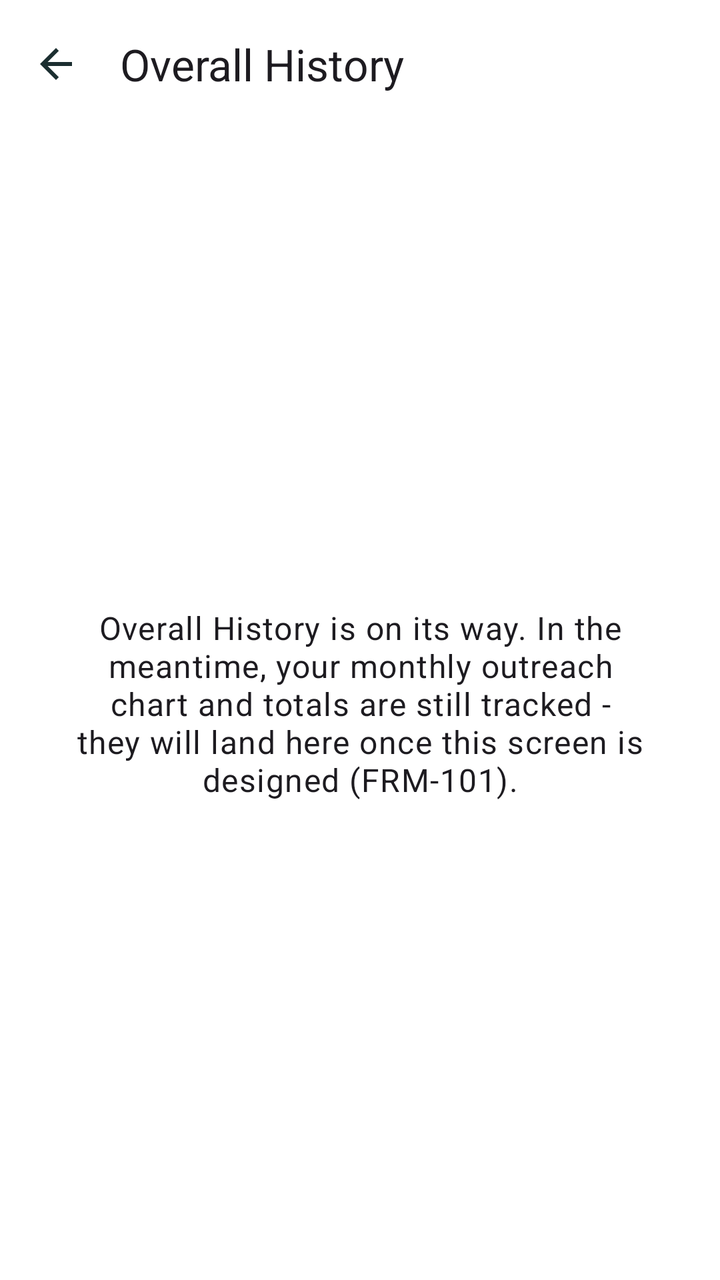
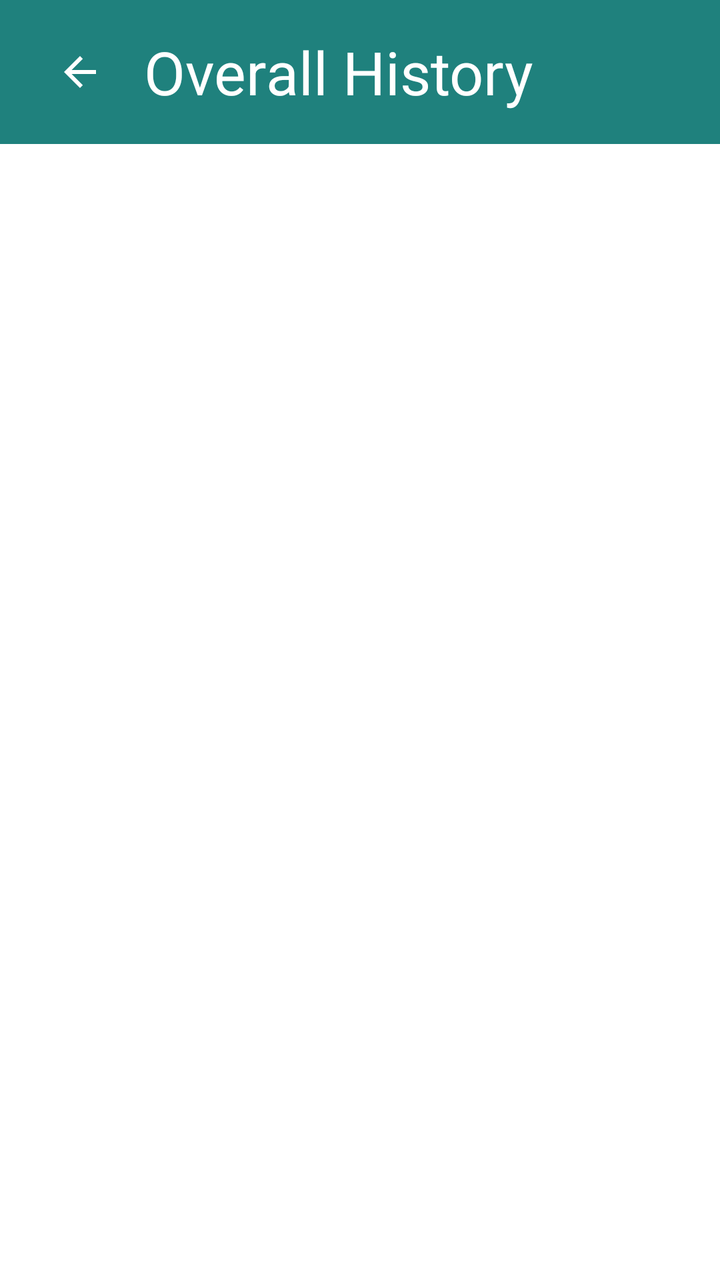

Two renders of the same Android screen: before a commit and after it. Below are the layout's source before the change and the commit's diff.
<!-- AndroidManifest.xml: application theme Theme.FriendMinder -->
<!-- res/layout/fragment_overall_history.xml -->
<?xml version="1.0" encoding="utf-8"?>
<LinearLayout xmlns:android="http://schemas.android.com/apk/res/android"
    xmlns:app="http://schemas.android.com/apk/res-auto"
    android:layout_width="match_parent"
    android:layout_height="match_parent"
    android:orientation="vertical">

    <com.google.android.material.appbar.MaterialToolbar
        android:id="@+id/toolbar"
        android:layout_width="match_parent"
        android:layout_height="?attr/actionBarSize"
        app:title="@string/title_overall_history"
        app:navigationIcon="@drawable/ic_arrow_back" />

    <LinearLayout
        android:layout_width="match_parent"
        android:layout_height="0dp"
        android:layout_weight="1"
        android:orientation="vertical"
        android:gravity="center"
        android:padding="@dimen/fm_space_8">

        <TextView
            android:layout_width="wrap_content"
            android:layout_height="wrap_content"
            android:gravity="center"
            android:text="@string/label_overall_history_stub"
            android:textAppearance="?attr/textAppearanceBodyLarge" />
    </LinearLayout>
</LinearLayout>
<!-- resources referenced by this layout -->
<resources>
  <dimen name="fm_space_8">32dp</dimen>
  <!-- drawable ic_arrow_back (drawable) -->
  <vector xmlns:android="http://schemas.android.com/apk/res/android"
      android:width="24dp"
      android:height="24dp"
      android:viewportWidth="24"
      android:viewportHeight="24"
      android:tint="?attr/colorOnSurface">
      <path
          android:fillColor="@android:color/white"
          android:pathData="M20,11H7.83l5.59,-5.59L12,4l-8,8 8,8 1.41,-1.41L7.83,13H20v-2z" />
  </vector>
  <string name="label_overall_history_stub">Overall History is on its way. In the meantime, your monthly outreach chart and totals are still tracked - they will land here once this screen is designed (FRM-101).</string>
  <string name="title_overall_history">Overall History</string>
  <color name="fm_primary">#1F817D</color>
  <color name="fm_on_primary">#FFFFFF</color>
  <color name="fm_primary_container">#B0E8E6</color>
  <color name="fm_on_primary_container">#195556</color>
  <color name="fm_secondary">#5ABBEB</color>
  <color name="fm_on_secondary">#0A2E31</color>
  <color name="fm_secondary_container">#D6EBF8</color>
  <color name="fm_on_secondary_container">#0A2E31</color>
  <color name="fm_surface">#FFFFFF</color>
  <color name="fm_ink">#1B2E30</color>
  <color name="fm_surface_variant">#D3E9F4</color>
  <color name="fm_ink_dim">#4C6A6E</color>
  <color name="fm_outline">#5A8A92</color>
  <color name="fm_divider">#CFE7EA</color>
  <color name="fm_error">#B3261E</color>
  <color name="fm_error_container">#F9DEDC</color>
  <color name="fm_on_error_container">#410E0B</color>
  <!-- unchanged entries left out for length: 1 -->
</resources>

<!-- the commit's change to res/layout/fragment_overall_history.xml (unified diff, before → after) -->
@@ -1,30 +1,205 @@
 <?xml version="1.0" encoding="utf-8"?>
-<LinearLayout xmlns:android="http://schemas.android.com/apk/res/android"
+<FrameLayout xmlns:android="http://schemas.android.com/apk/res/android"
     xmlns:app="http://schemas.android.com/apk/res-auto"
     android:layout_width="match_parent"
     android:layout_height="match_parent"
-    android:orientation="vertical">
-
-    <com.google.android.material.appbar.MaterialToolbar
-        android:id="@+id/toolbar"
-        android:layout_width="match_parent"
-        android:layout_height="?attr/actionBarSize"
-        app:title="@string/title_overall_history"
-        app:navigationIcon="@drawable/ic_arrow_back" />
+    android:background="@color/fm_surface">
 
     <LinearLayout
         android:layout_width="match_parent"
-        android:layout_height="0dp"
-        android:layout_weight="1"
-        android:orientation="vertical"
-        android:gravity="center"
-        android:padding="@dimen/fm_space_8">
-
-        <TextView
-            android:layout_width="wrap_content"
+        android:layout_height="match_parent"
+        android:orientation="vertical">
+
+        <LinearLayout
+            android:id="@+id/headerContainer"
+            android:layout_width="match_parent"
             android:layout_height="wrap_content"
-            android:gravity="center"
-            android:text="@string/label_overall_history_stub"
-            android:textAppearance="?attr/textAppearanceBodyLarge" />
+            android:orientation="vertical"
+            android:background="@color/fm_header">
+
+            
+            <View
+                android:id="@+id/statusBarSpacer"
+                android:layout_width="match_parent"
+                android:layout_height="0dp" />
+
+            <FrameLayout
+                android:layout_width="match_parent"
+                android:layout_height="@dimen/fm_home_header_height">
+
+                
+                <ImageButton
+                    android:id="@+id/backButton"
+                    android:layout_width="48dp"
+                    android:layout_height="48dp"
+                    android:layout_gravity="start|center_vertical"
+                    android:layout_marginStart="16dp"
+                    android:padding="12dp"
+                    android:background="?attr/selectableItemBackgroundBorderless"
+                    android:src="@drawable/ic_arrow_back"
+                    app:tint="@color/fm_on_primary"
+                    android:contentDescription="@string/content_desc_back" />
+
+                
+                <TextView
+                    android:id="@+id/headerTitle"
+                    android:layout_width="wrap_content"
+                    android:layout_height="wrap_content"
+                    android:layout_gravity="start|center_vertical"
+                    android:layout_marginStart="72dp"
+                    android:layout_marginEnd="@dimen/fm_space_6"
+                    android:text="@string/title_overall_history"
+                    android:textColor="@color/fm_on_primary"
+                    android:textSize="@dimen/fm_header_title_size"
+                    android:maxLines="1"
+                    android:ellipsize="end" />
+            </FrameLayout>
+        </LinearLayout>
+
+        <FrameLayout
+            android:layout_width="match_parent"
+            android:layout_height="0dp"
+            android:layout_weight="1">
+
+            <ProgressBar
+                android:id="@+id/loadingIndicator"
+                android:layout_width="wrap_content"
+                android:layout_height="wrap_content"
+                android:layout_gravity="center"
+                android:visibility="gone" />
+
+            <ScrollView
+                android:id="@+id/contentScroll"
+                android:layout_width="match_parent"
+                android:layout_height="match_parent"
+                android:clipToPadding="false"
+                android:visibility="gone">
+
+                <LinearLayout
+                    android:layout_width="match_parent"
+                    android:layout_height="wrap_content"
+                    android:orientation="vertical"
+                    android:paddingStart="@dimen/fm_space_6"
+                    android:paddingEnd="@dimen/fm_space_6"
+                    android:paddingBottom="@dimen/fm_space_8">
+
+                    
+                    <LinearLayout
+                        android:id="@+id/keyMetricBlock"
+                        android:layout_width="match_parent"
+                        android:layout_height="wrap_content"
+                        android:layout_marginTop="@dimen/fm_space_8"
+                        android:orientation="vertical"
+                        android:background="@drawable/bg_key_metric_accent"
+                        android:padding="@dimen/fm_space_6"
+                        android:focusable="true"
+                        android:importantForAccessibility="yes">
+
+                        
+                        <TextView
+                            android:id="@+id/keyMetricFigure"
+                            android:layout_width="match_parent"
+                            android:layout_height="wrap_content"
+                            android:fontFamily="sans-serif-medium"
+                            android:textSize="48sp"
+                            android:textColor="@color/fm_heading"
+                            android:importantForAccessibility="no" />
+
+                        <TextView
+                            android:id="@+id/keyMetricLabel"
+                            android:layout_width="match_parent"
+                            android:layout_height="wrap_content"
+                            android:layout_marginTop="@dimen/fm_space_1"
+                            android:textSize="16sp"
+                            android:textColor="@color/fm_ink_dim"
+                            android:importantForAccessibility="no" />
+                    </LinearLayout>
+
+                    
+                    <TextView
+                        android:id="@+id/chartSectionLabel"
+                        android:layout_width="wrap_content"
+                        android:layout_height="wrap_content"
+                        android:layout_marginTop="@dimen/fm_space_8"
+                        android:text="@string/label_overall_history_chart_header"
+                        android:textAllCaps="true"
+                        android:textStyle="bold"
+                        android:letterSpacing="0.08"
+                        android:textSize="13sp"
+                        android:textColor="@color/fm_heading" />
+
+                    <com.example.friendminder.ui.dashboard.BarChartView
+                        android:id="@+id/monthlyChart"
+                        android:layout_width="match_parent"
+                        android:layout_height="160dp"
+                        android:layout_marginTop="@dimen/fm_space_2" />
+
+                    
+                    <LinearLayout
+                        android:id="@+id/streaksSection"
+                        android:layout_width="match_parent"
+                        android:layout_height="wrap_content"
+                        android:layout_marginTop="@dimen/fm_space_8"
+                        android:orientation="vertical">
+
+                        <TextView
+                            android:layout_width="wrap_content"
+                            android:layout_height="wrap_content"
+                            android:text="@string/label_overall_history_streaks_header"
+                            android:textAllCaps="true"
+                            android:textStyle="bold"
+                            android:letterSpacing="0.08"
+                            android:textSize="13sp"
+                            android:textColor="@color/fm_heading" />
+
+                        <LinearLayout
+                            android:id="@+id/streaksContainer"
+                            android:layout_width="match_parent"
+                            android:layout_height="wrap_content"
+                            android:layout_marginTop="@dimen/fm_space_2"
+                            android:orientation="vertical" />
+                    </LinearLayout>
+                </LinearLayout>
+            </ScrollView>
+
+            
+            <LinearLayout
+                android:id="@+id/emptyStateGroup"
+                android:layout_width="match_parent"
+                android:layout_height="wrap_content"
+                android:layout_gravity="center"
+                android:orientation="vertical"
+                android:gravity="center"
+                android:paddingStart="@dimen/fm_space_8"
+                android:paddingEnd="@dimen/fm_space_8"
+                android:visibility="gone">
+
+                <ImageView
+                    android:layout_width="96dp"
+                    android:layout_height="96dp"
+                    android:src="@drawable/ic_nav_history_outline"
+                    android:alpha="0.4"
+                    android:importantForAccessibility="no" />
+
+                <TextView
+                    android:layout_width="wrap_content"
+                    android:layout_height="wrap_content"
+                    android:layout_marginTop="@dimen/fm_space_8"
+                    android:fontFamily="sans-serif-medium"
+                    android:textSize="22sp"
+                    android:textColor="@color/fm_heading"
+                    android:gravity="center"
+                    android:text="@string/label_overall_history_empty_headline" />
+
+                <TextView
+                    android:layout_width="wrap_content"
+                    android:layout_height="wrap_content"
+                    android:layout_marginTop="@dimen/fm_space_2"
+                    android:textSize="16sp"
+                    android:textColor="@color/fm_ink_dim"
+                    android:gravity="center"
+                    android:text="@string/label_overall_history_empty_body" />
+            </LinearLayout>
+        </FrameLayout>
     </LinearLayout>
-</LinearLayout>
+</FrameLayout>
<!-- resource entries referenced after the edit -->
@@ -1,6 +1,15 @@
 <!-- resources referenced by this layout -->
 <resources>
+  <color name="fm_header">#1F817D</color>
+  <color name="fm_heading">#195556</color>
   <dimen name="fm_space_8">32dp</dimen>
+  <!-- drawable bg_key_metric_accent (drawable) -->
+  <?xml version="1.0" encoding="utf-8"?>
+  <shape xmlns:android="http://schemas.android.com/apk/res/android"
+      android:shape="rectangle">
+      <solid android:color="@color/fm_surface_accent" />
+      <corners android:radius="16dp" />
+  </shape>
   <!-- drawable ic_arrow_back (drawable) -->
   <vector xmlns:android="http://schemas.android.com/apk/res/android"
       android:width="24dp"
@@ -12,8 +21,36 @@
           android:fillColor="@android:color/white"
           android:pathData="M20,11H7.83l5.59,-5.59L12,4l-8,8 8,8 1.41,-1.41L7.83,13H20v-2z" />
   </vector>
-  <string name="label_overall_history_stub">Overall History is on its way. In the meantime, your monthly outreach chart and totals are still tracked - they will land here once this screen is designed (FRM-101).</string>
+  <!-- drawable ic_nav_history_outline (drawable) -->
+  <?xml version="1.0" encoding="utf-8"?>
+  <vector xmlns:android="http://schemas.android.com/apk/res/android"
+      android:width="24dp"
+      android:height="24dp"
+      android:viewportWidth="24"
+      android:viewportHeight="24">
+      <path
+          android:pathData="M4,13 L8,13 L8,19 L4,19 Z"
+          android:strokeColor="@color/fm_ink_dim"
+          android:strokeWidth="1.6"
+          android:fillColor="#00000000" />
+      <path
+          android:pathData="M10,8 L14,8 L14,19 L10,19 Z"
+          android:strokeColor="@color/fm_ink_dim"
+          android:strokeWidth="1.6"
+          android:fillColor="#00000000" />
+      <path
+          android:pathData="M16,11 L20,11 L20,19 L16,19 Z"
+          android:strokeColor="@color/fm_ink_dim"
+          android:strokeWidth="1.6"
+          android:fillColor="#00000000" />
+  </vector>
+  <string name="content_desc_back">Back</string>
+  <string name="label_overall_history_chart_header">Monthly outreach</string>
+  <string name="label_overall_history_empty_body">Log an outreach or two and your history will build up here.</string>
+  <string name="label_overall_history_empty_headline">Nothing to show yet</string>
+  <string name="label_overall_history_streaks_header">Longest streaks</string>
   <string name="title_overall_history">Overall History</string>
+  <color name="fm_surface_accent">#E6F5FB</color>
   <color name="fm_primary">#1F817D</color>
   <color name="fm_on_primary">#FFFFFF</color>
   <color name="fm_primary_container">#B0E8E6</color>
@@ -23,6 +60,11 @@
   <color name="fm_secondary_container">#D6EBF8</color>
   <color name="fm_on_secondary_container">#0A2E31</color>
   <color name="fm_surface">#FFFFFF</color>
+  <dimen name="fm_header_title_size">30sp</dimen>
+  <dimen name="fm_home_header_height">72dp</dimen>
+  <dimen name="fm_space_1">4dp</dimen>
+  <dimen name="fm_space_2">8dp</dimen>
+  <dimen name="fm_space_6">24dp</dimen>
   <color name="fm_ink">#1B2E30</color>
   <color name="fm_surface_variant">#D3E9F4</color>
   <color name="fm_ink_dim">#4C6A6E</color>
